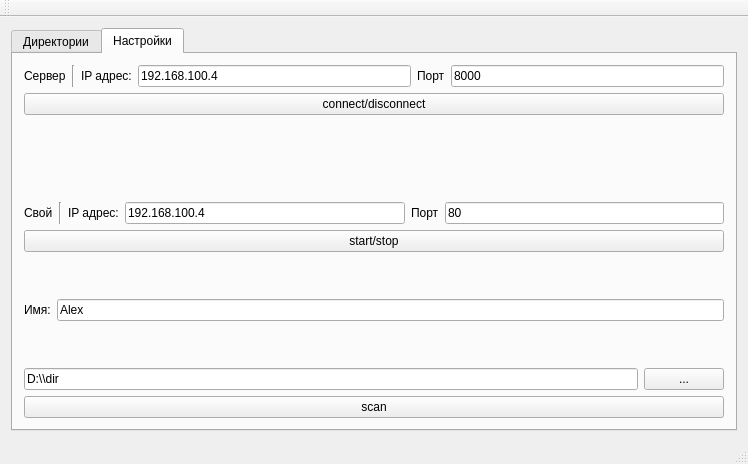
The window that src/Client/mainwindow.ui (Alex-Sidorov/TeamData) describes before a commit, drawn with Qt 5.
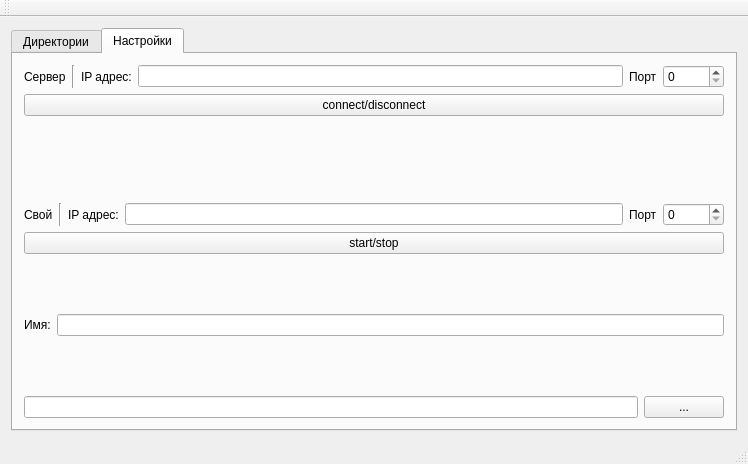
The same window after the commit. The open tabs and pages were chosen to show the change.

```diff
--- a/src/Client/mainwindow.ui
+++ b/src/Client/mainwindow.ui
@@ -124,7 +124,7 @@
           <item>
            <widget class="QLineEdit" name="serv_addr">
             <property name="text">
-             <string>192.168.100.4</string>
+             <string/>
             </property>
            </widget>
           </item>
@@ -136,9 +136,12 @@
            </widget>
           </item>
           <item>
-           <widget class="QLineEdit" name="serv_port">
-            <property name="text">
-             <string>8000</string>
+           <widget class="QSpinBox" name="serv_port">
+            <property name="maximum">
+             <number>65535</number>
+            </property>
+            <property name="value">
+             <number>0</number>
             </property>
            </widget>
           </item>
@@ -190,7 +193,7 @@
           <item>
            <widget class="QLineEdit" name="self_addr">
             <property name="text">
-             <string>192.168.100.4</string>
+             <string/>
             </property>
            </widget>
           </item>
@@ -202,9 +205,12 @@
            </widget>
           </item>
           <item>
-           <widget class="QLineEdit" name="self_port">
-            <property name="text">
-             <string>80</string>
+           <widget class="QSpinBox" name="self_port">
+            <property name="maximum">
+             <number>65535</number>
+            </property>
+            <property name="value">
+             <number>0</number>
             </property>
            </widget>
           </item>
@@ -242,7 +248,7 @@
           <item>
            <widget class="QLineEdit" name="name_line">
             <property name="text">
-             <string>Alex</string>
+             <string/>
             </property>
            </widget>
           </item>
@@ -266,7 +272,7 @@
           <item>
            <widget class="QLineEdit" name="path">
             <property name="text">
-             <string>D:\\dir</string>
+             <string/>
             </property>
            </widget>
           </item>
@@ -279,13 +285,6 @@
           </item>
          </layout>
         </item>
-        <item>
-         <widget class="QPushButton" name="scan_dir_button">
-          <property name="text">
-           <string>scan</string>
-          </property>
-         </widget>
-        </item>
        </layout>
       </widget>
      </widget>
```
Left out of the diff: 13 changed lines with no effect on the pictures.
